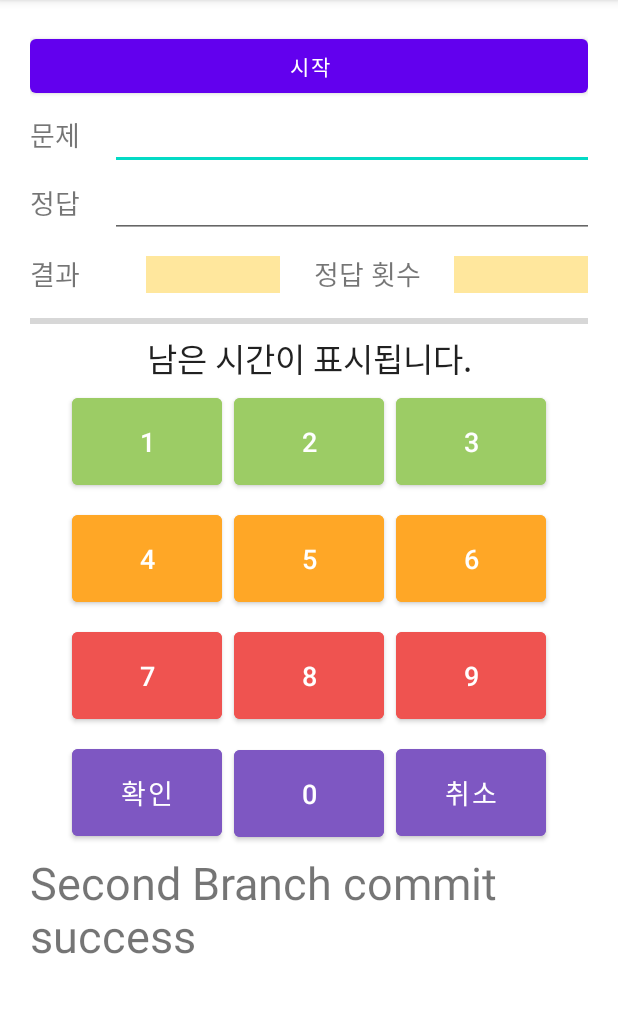
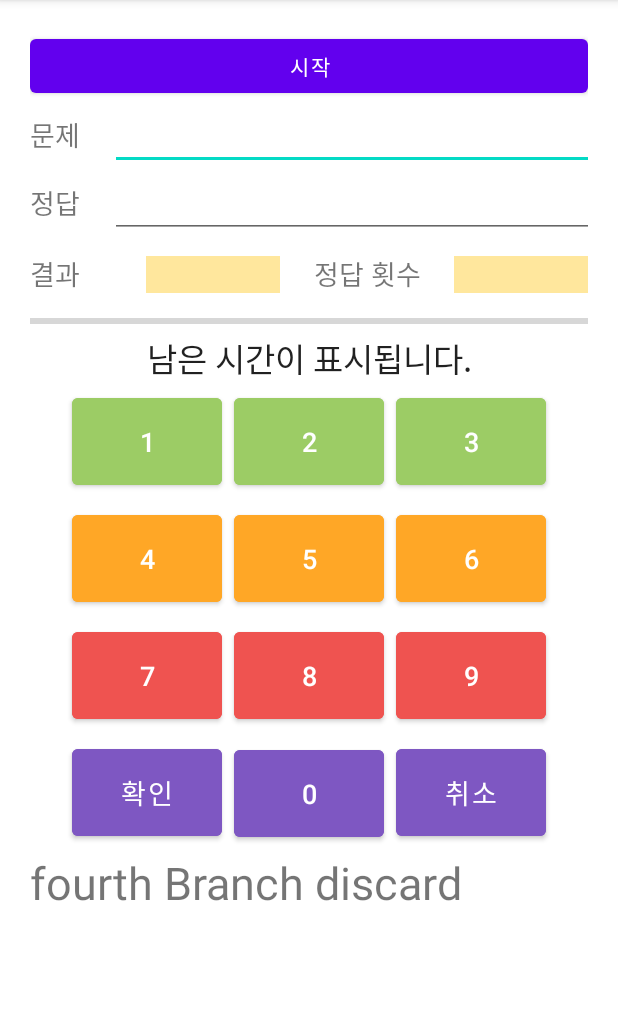
Before and after one commit to subin1004/gugudan, an Android app: the screen it shows after launch (MainActivity), on a phone screen of 412 x 824 dp, the part 84-1097 px from its top. Run offline under Robolectric (Android 15) with nearby library versions, the phone set to English and light mode, and no system bars.

Commit message:
second commit

```diff
--- a/app/src/main/res/layout/activity_main.xml
+++ b/app/src/main/res/layout/activity_main.xml
@@ -242,5 +242,5 @@
         android:layout_width="wrap_content"
         android:layout_height="wrap_content"
         android:textSize="30sp"
-        android:text="Second Branch commit success"/>
+        android:text="fourth Branch discard"/>
 </LinearLayout>
```
